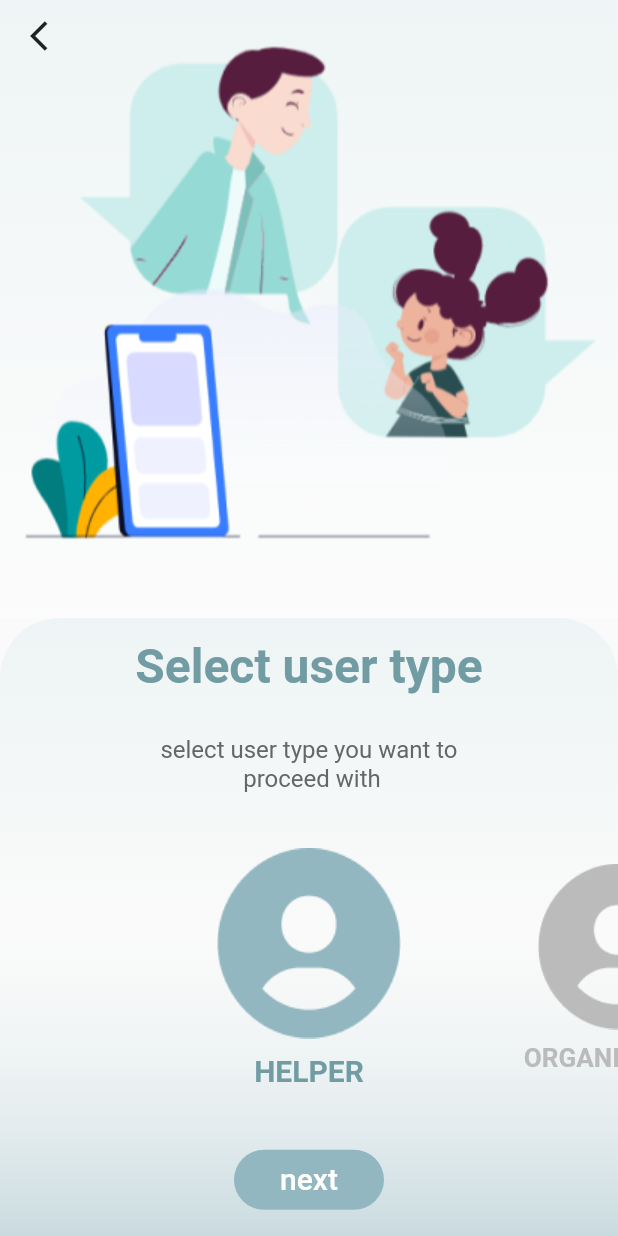
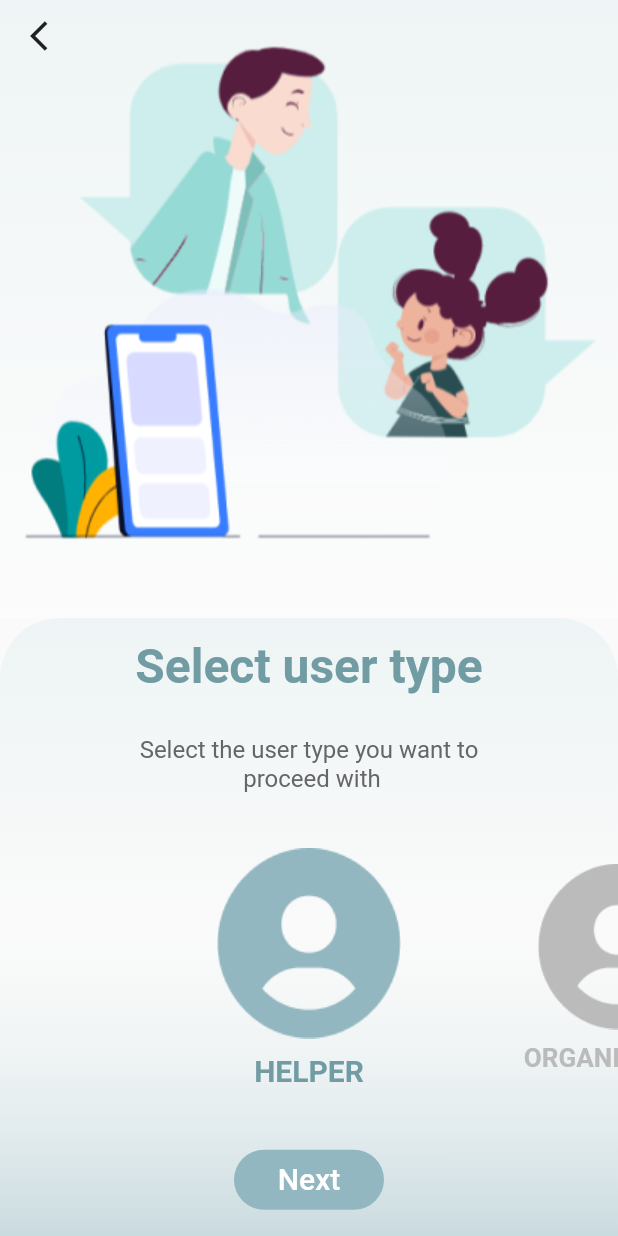
Before and after one commit to hackslash-nitp/cura, a Flutter app: the CreateAccountPage screen opened directly, on a phone screen of 412 x 824 dp. Run offline on Flutter 3.47's test engine with Material 2 defaults, Android fonts, the light colour scheme and no system bars; drawn by our look-alikes of carousel_slider; our stand-ins replace firebase_auth, firebase_core, flutter_screenutil; accounts and stored records are empty.

Commit message:
Refactor code, add sms autofill, link create_account_page

```diff
--- a/lib/main.dart
+++ b/lib/main.dart
@@ -25,7 +25,7 @@ class ScreenDecider extends StatelessWidget {
       ),
       debugShowCheckedModeBanner: false,
       home: auth.getCurrentUser() == null
-          ? PreviewPage() // directly access by substituting in place of PreviewPage()
+          ? const PreviewPage() // directly access by substituting in place of PreviewPage()
           : const HomePageIndividual(),
     );
   }
--- /dev/null
+++ b/lib/shared/navigation.dart
@@ -0,0 +1,10 @@
+import 'package:flutter/material.dart';
+
+class Navigation {
+  static void navigateToPageWithReplacement(
+      BuildContext context, Widget widget) {
+    Navigator.of(context).pushReplacement(MaterialPageRoute(builder: (context) {
+      return widget;
+    }));
+  }
+}
--- a/lib/startup_screens/create_account.dart
+++ b/lib/startup_screens/create_account.dart
@@ -1,5 +1,8 @@
+import 'package:firebase_auth/firebase_auth.dart';
+import 'package:firebase_core/firebase_core.dart';
 import 'package:flutter/material.dart';
 import 'package:carousel_slider/carousel_slider.dart';
+import '../shared/services/firebase_authentication.dart';
 
 class CreateAccountPage extends StatefulWidget {
   CreateAccountPage({Key? key}) : super(key: key);
@@ -10,9 +13,11 @@ class CreateAccountPage extends StatefulWidget {
 
 class _CreateAccountPageState extends State<CreateAccountPage> {
   bool hasChanged = false;
+  final FirebaseAuthentication _auth = FirebaseAuthentication();
   @override
   Widget build(BuildContext context) {
-    return SafeArea(
+    return Scaffold(
+      body: SafeArea(
         child: Stack(
           children: [
             Column(
@@ -20,22 +25,23 @@ class _CreateAccountPageState extends State<CreateAccountPage> {
                 Expanded(
                   child: Container(
                       width: MediaQuery.of(context).size.width,
-                    decoration: BoxDecoration(
+                      decoration: const BoxDecoration(
                         gradient: LinearGradient(
-                        begin:Alignment.topCenter,
-                        end:Alignment.bottomCenter,
+                          begin: Alignment.topCenter,
+                          end: Alignment.bottomCenter,
                           colors: [
                             Color(0x71E0EEEF),
                             Colors.white38,
                           ],
                         ),
                       ),
-                    child: Image.asset("assets/startup_assets/create_account_assets/create_account.png")),
+                      child: Image.asset(
+                          "assets/startup_assets/create_account_assets/create_account.png")),
                 ),
                 Expanded(
                   child: Container(
                     width: MediaQuery.of(context).size.width,
-                  decoration: BoxDecoration(
+                    decoration: const BoxDecoration(
                       gradient: LinearGradient(
                         transform: GradientRotation(1.5707),
                         colors: [
@@ -52,7 +58,7 @@ class _CreateAccountPageState extends State<CreateAccountPage> {
                     child: Column(
                       mainAxisAlignment: MainAxisAlignment.spaceAround,
                       children: [
-                      Text(
+                        const Text(
                           "Select user type",
                           style: TextStyle(
                             fontSize: 32.0,
@@ -60,8 +66,8 @@ class _CreateAccountPageState extends State<CreateAccountPage> {
                             fontWeight: FontWeight.w700,
                           ),
                         ),
-                      Text(
-                        "select user type you want to\n proceed with",
+                        const Text(
+                          "Select the user type you want to\n proceed with",
                           textAlign: TextAlign.center,
                           style: TextStyle(
                             fontSize: 16.0,
@@ -74,7 +80,8 @@ class _CreateAccountPageState extends State<CreateAccountPage> {
                             Column(
                               mainAxisAlignment: MainAxisAlignment.spaceEvenly,
                               children: [
-                              Image.asset("assets/startup_assets/create_account_assets/profile_primary.png",
+                                Image.asset(
+                                    "assets/startup_assets/create_account_assets/profile_primary.png",
                                     color: hasChanged
                                         ? Color(0xFFbbbbbb)
                                         : Color(0xFF92B7C0)),
@@ -91,7 +98,8 @@ class _CreateAccountPageState extends State<CreateAccountPage> {
                             Column(
                               mainAxisAlignment: MainAxisAlignment.spaceEvenly,
                               children: [
-                              Image.asset("assets/startup_assets/create_account_assets/profile_primary.png",
+                                Image.asset(
+                                    "assets/startup_assets/create_account_assets/profile_primary.png",
                                     color: hasChanged
                                         ? Color(0xFF92B7C0)
                                         : Color(0xFFbbbbbb)),
@@ -131,10 +139,10 @@ class _CreateAccountPageState extends State<CreateAccountPage> {
                             primary: Colors.white,
                             shape: RoundedRectangleBorder(
                                 borderRadius: BorderRadius.circular(28.0)),
-                          backgroundColor: Color(0xFF92B7C0),
-                          minimumSize: Size(100.0, 40.0),
+                            backgroundColor: const Color(0xFF92B7C0),
+                            minimumSize: const Size(100.0, 40.0),
                           ),
-                        child: Text("next",
+                          child: const Text("Next",
                               style: TextStyle(
                                   fontSize: 20.0, fontWeight: FontWeight.w500)),
                         ),
@@ -145,16 +153,18 @@ class _CreateAccountPageState extends State<CreateAccountPage> {
               ],
             ),
             Padding(
-            padding: const EdgeInsets.only(left:8.0),
+              padding: const EdgeInsets.only(left: 8.0),
               child: IconButton(
-              onPressed: (){
-                //BackButton functionality
+                onPressed: () async {
+                  await _auth.logoutUser(context);
+                  Navigator.of(context).pop();
                 },
-              icon:Icon(Icons.arrow_back_ios),
+                icon: const Icon(Icons.arrow_back_ios),
               ),
             ),
           ],
         ),
+      ),
     );
   }
 }
--- a/lib/startup_screens/preview_page.dart
+++ b/lib/startup_screens/preview_page.dart
@@ -3,7 +3,7 @@ import 'splash_screen1_3.dart';
 import 'package:flutter_screenutil/flutter_screenutil.dart';
 
 class PreviewPage extends StatefulWidget {
-  PreviewPage({Key? key}) : super(key: key);
+  const PreviewPage({Key? key}) : super(key: key);
 
   @override
   State<PreviewPage> createState() => _PreviewPageState();
@@ -46,7 +46,7 @@ class _PreviewPageState extends State<PreviewPage> {
                   children: [
                     Image(
                       filterQuality: FilterQuality.high,
-                      image: AssetImage(
+                      image: const AssetImage(
                         'assets/startup_assets/preview_splash_assets/Ellipse.png',
                       ),
                       width: 200.w,
@@ -68,7 +68,7 @@ class _PreviewPageState extends State<PreviewPage> {
                           onPressed: () {
                             Navigator.of(context)
                                 .pushReplacement(MaterialPageRoute(
-                              builder: (context) => SplashScreen(),
+                              builder: (context) => const SplashScreen(),
                             ));
                           },
                           child: Text(
--- a/lib/startup_screens/splash_slide.dart
+++ b/lib/startup_screens/splash_slide.dart
@@ -13,8 +13,7 @@ class SplashSlide extends StatelessWidget {
 
   @override
   Widget build(BuildContext context) {
-    return Container(
-      child: Column(
+    return Column(
       crossAxisAlignment: CrossAxisAlignment.center,
       children: <Widget>[
         Image(
@@ -31,7 +30,7 @@ class SplashSlide extends StatelessWidget {
               style: TextStyle(
                 fontSize: 30.sp,
                 fontWeight: FontWeight.bold,
-                  color: Color.fromARGB(213, 85, 202, 213),
+                color: const Color.fromARGB(213, 85, 202, 213),
               ),
               textAlign: TextAlign.center,
             ),
@@ -58,7 +57,6 @@ class SplashSlide extends StatelessWidget {
           ),
         ),
       ],
-      ),
     );
   }
 }
```
Also changed, not shown: lib/individual/home_page_individual.dart (+6 -4 lines), lib/shared/services/firebase_authentication.dart (+29 -21 lines), lib/shared/widgets/widgets.dart (added, +30 -0 lines), lib/startup_screens/login.dart (+44 -69 lines), lib/startup_screens/splash_screen1_3.dart (+6 -6 lines), lib/shared/widgets/gradient_background.dart (renamed from lib/shared/gradient_background.dart). Lines whose indentation alone changed are shown as unchanged.
